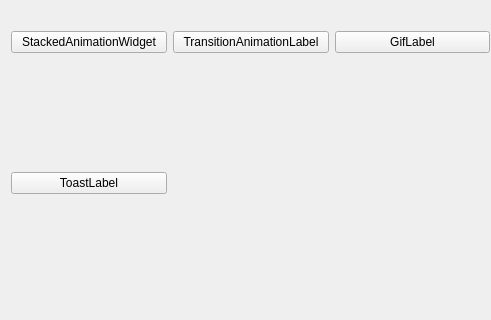
Old version of the form mainwindow.ui in the repository Greedysky/TTKWidgetTools; both pictures show x 0 to 491 and y 93 to 413 of the 663 by 413 pixel window.
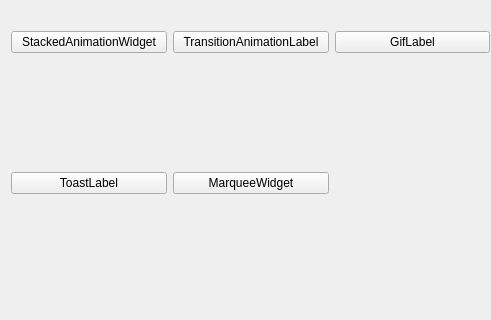
New version of the form.

Commit message: Add marquee widget[531221]

Patch:
```diff
--- a/mainwindow.ui
+++ b/mainwindow.ui
@@ -50,6 +50,13 @@
       </property>
      </widget>
     </item>
+    <item row="1" column="1">
+     <widget class="QPushButton" name="pushButton_5">
+      <property name="text">
+       <string>MarqueeWidget</string>
+      </property>
+     </widget>
+    </item>
    </layout>
   </widget>
  </widget>
```
The commit also changes 10 other files.
